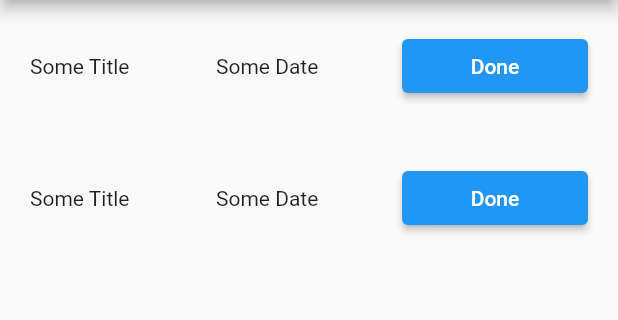
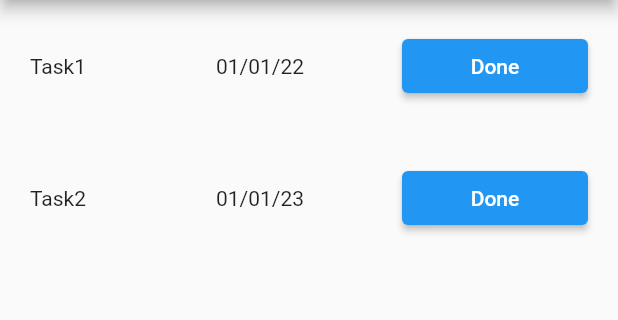
Before and after one commit to 1q2a1/flutter_todolist, a Flutter app: the screen it shows after launch, on a phone screen of 412 x 824 dp, the part 84-404 px from its top. Run offline on Flutter 3.47's test engine with Material 2 defaults, Android fonts, the phone set to English and light mode, and no system bars.

Commit message:
Added parameters - title and dueDate to TodoCard

```diff
--- a/lib/home.dart
+++ b/lib/home.dart
@@ -10,7 +10,13 @@ class Home extends StatelessWidget {
   Widget build(BuildContext context) {
     return Scaffold(
       appBar: AppBar(title: const Text("To Do List")),
-      body: Column(children: const [TodoCard(), TodoCard()]),
+      body: Column(children: const [
+        TodoCard(
+          task: "Task1",
+          dueDate: "01/01/22",
+        ),
+        TodoCard(task: "Task2", dueDate: "01/01/23")
+      ]),
     );
   }
 }
--- a/lib/todo_card.dart
+++ b/lib/todo_card.dart
@@ -3,21 +3,23 @@ import 'package:flutter/src/widgets/framework.dart';
 import 'package:flutter/src/widgets/placeholder.dart';
 
 class TodoCard extends StatelessWidget {
-  const TodoCard({super.key});
+  final String task;
+  final String dueDate;
+  const TodoCard({super.key, required this.task, required this.dueDate});
 
   @override
   Widget build(BuildContext context) {
     return Container(
       padding: const EdgeInsetsDirectional.all(20),
       child: Row(children: [
-        const Expanded(
+        Expanded(
             child: Text(
-          "Some Title",
+          task,
           // textAlign: TextAlign.center,
         )),
-        const Expanded(
+        Expanded(
             child: Text(
-          "Some Date",
+          dueDate,
           // textAlign: TextAlign.center,
         )),
         Expanded(child: ElevatedButton(onPressed: () {}, child: const Text("Done")))
```
